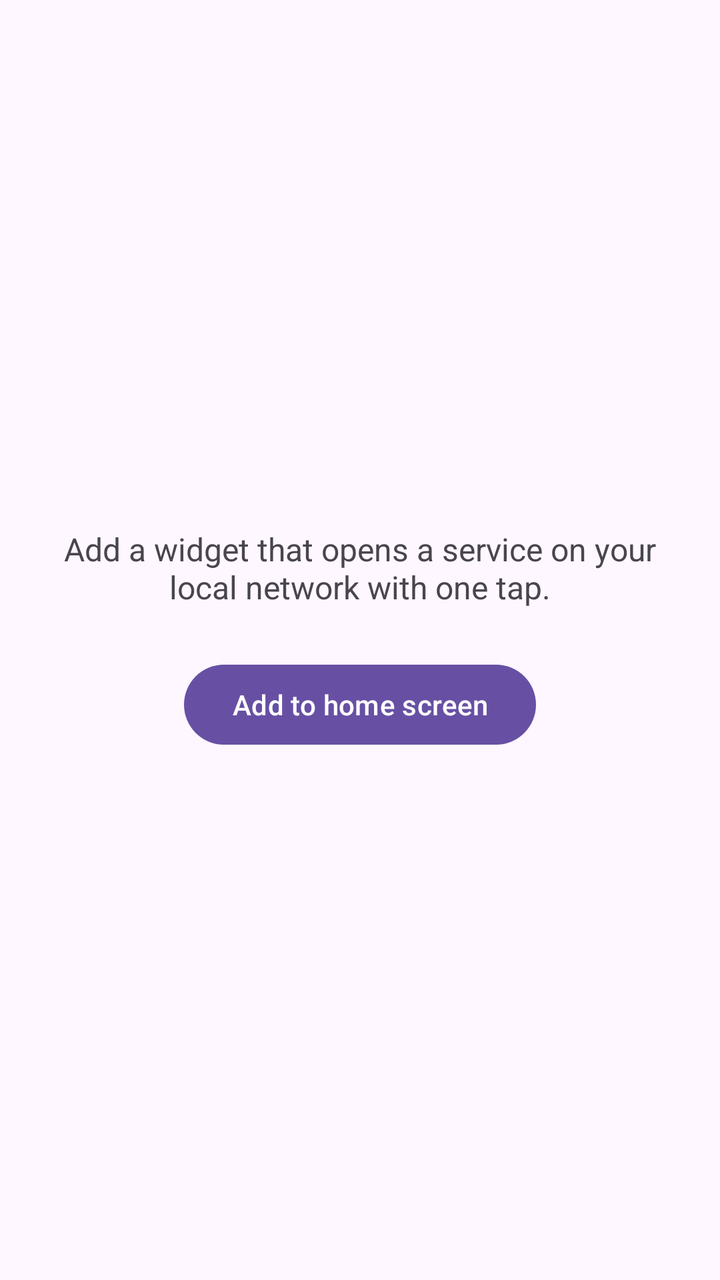
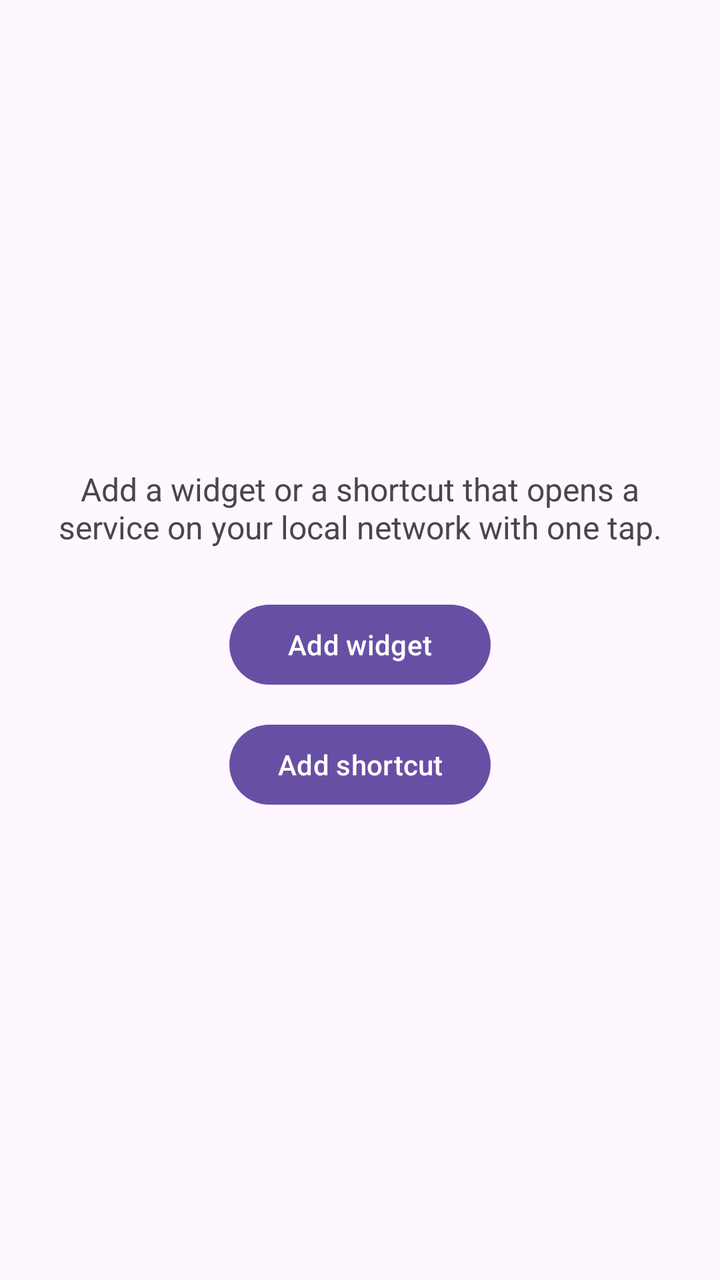

Two renders of the same Android screen: before a commit and after it. Below are the layout's source before the change and the commit's diff.
<!-- AndroidManifest.xml: application theme Theme.ServiceLauncher -->
<!-- res/layout/activity_main.xml -->
<?xml version="1.0" encoding="utf-8"?>
<LinearLayout xmlns:android="http://schemas.android.com/apk/res/android"
    xmlns:tools="http://schemas.android.com/tools"
    android:id="@+id/main"
    android:layout_width="match_parent"
    android:layout_height="match_parent"
    android:gravity="center"
    android:orientation="vertical"
    android:padding="24dp"
    tools:context=".MainActivity">

    <TextView
        android:layout_width="match_parent"
        android:layout_height="wrap_content"
        android:gravity="center"
        android:text="@string/main_description"
        android:textSize="16sp" />

    <Button
        android:id="@+id/add_widget_button"
        android:layout_width="wrap_content"
        android:layout_height="wrap_content"
        android:layout_marginTop="24dp"
        android:text="@string/add_to_home_screen" />
</LinearLayout>
<!-- resources referenced by this layout -->
<resources>
  <string name="add_to_home_screen">Add to home screen</string>
  <string name="main_description">Add a widget that opens a service on your local network with one tap.</string>
  <style name="Theme.ServiceLauncher" parent="Base.Theme.ServiceLauncher" />
  <style name="Base.Theme.ServiceLauncher" parent="Theme.Material3.DayNight.NoActionBar">
          
          
      </style>
</resources>

<!-- the commit's change to res/layout/activity_main.xml (unified diff, before → after) -->
@@ -16,10 +16,23 @@
         android:text="@string/main_description"
         android:textSize="16sp" />
 
-    <Button
-        android:id="@+id/add_widget_button"
+    <LinearLayout
         android:layout_width="wrap_content"
         android:layout_height="wrap_content"
         android:layout_marginTop="24dp"
-        android:text="@string/add_to_home_screen" />
+        android:orientation="vertical">
+
+        <Button
+            android:id="@+id/add_widget_button"
+            android:layout_width="match_parent"
+            android:layout_height="wrap_content"
+            android:text="@string/add_to_home_screen" />
+
+        <Button
+            android:id="@+id/add_shortcut_button"
+            android:layout_width="match_parent"
+            android:layout_height="wrap_content"
+            android:layout_marginTop="12dp"
+            android:text="@string/add_shortcut" />
+    </LinearLayout>
 </LinearLayout>
<!-- resource entries referenced after the edit -->
@@ -1,7 +1,8 @@
 <!-- resources referenced by this layout -->
 <resources>
-  <string name="add_to_home_screen">Add to home screen</string>
-  <string name="main_description">Add a widget that opens a service on your local network with one tap.</string>
+  <string name="add_shortcut">Add shortcut</string>
+  <string name="add_to_home_screen">Add widget</string>
+  <string name="main_description">Add a widget or a shortcut that opens a service on your local network with one tap.</string>
   <style name="Theme.ServiceLauncher" parent="Base.Theme.ServiceLauncher" />
   <style name="Base.Theme.ServiceLauncher" parent="Theme.Material3.DayNight.NoActionBar">
           
